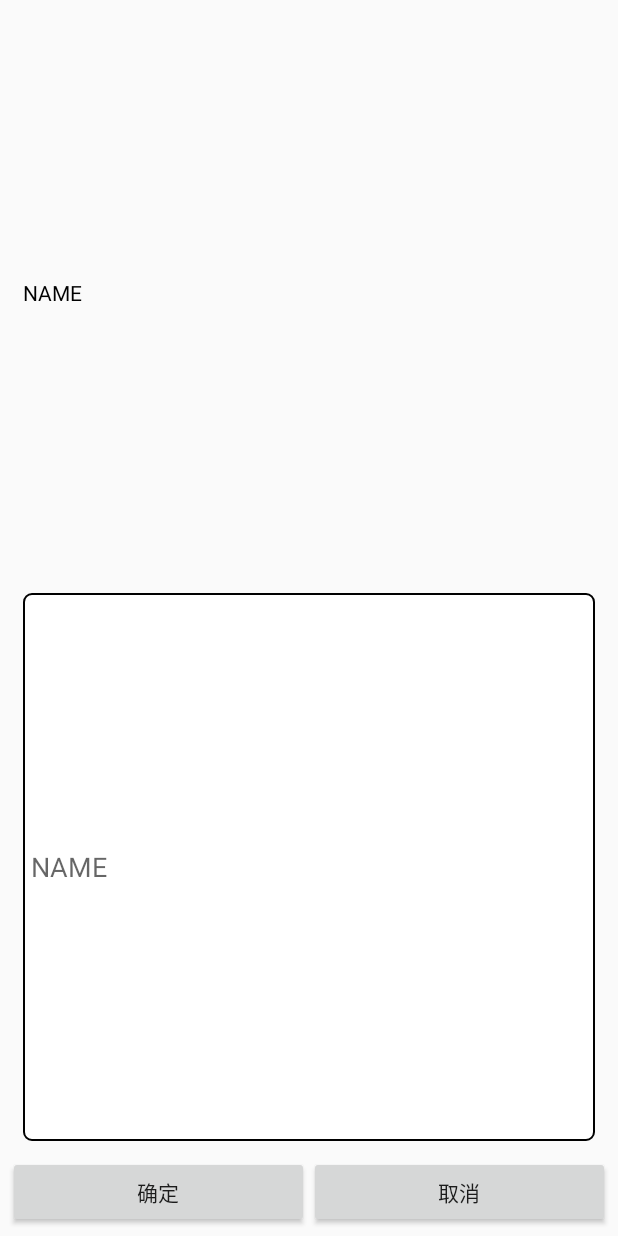
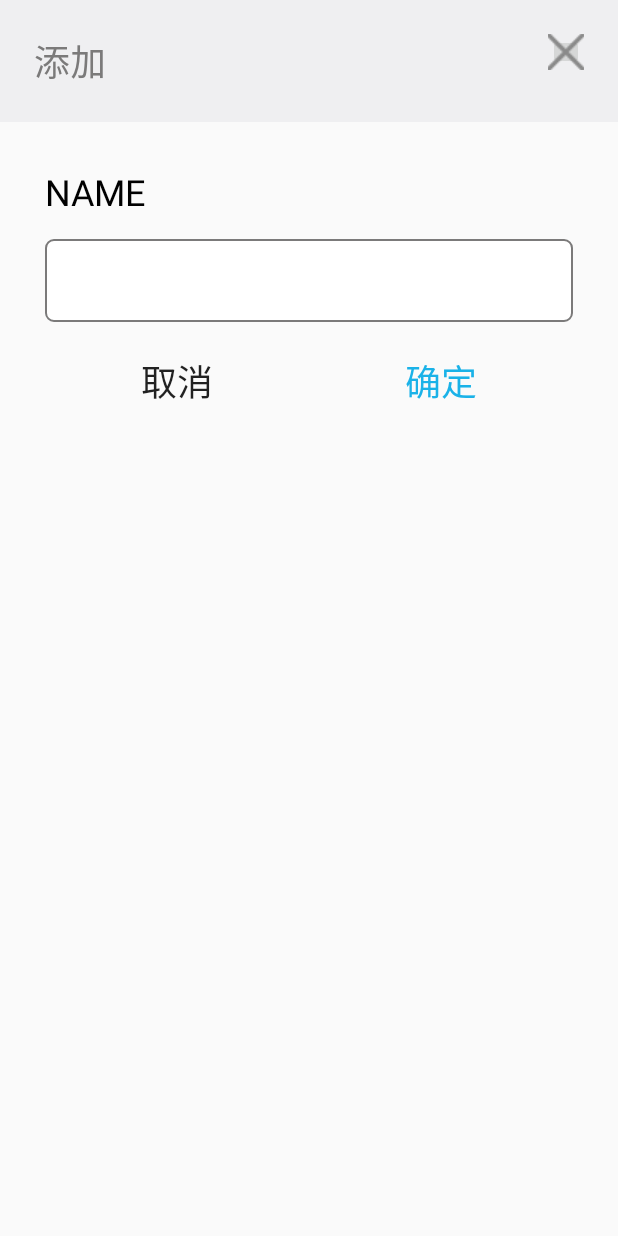
Before and after one commit to yzbbanban/LianTong, an Android app: the layout user_dialog.xml on its own in the app's theme, with its tools: preview values and no code run, on a phone screen of 412 x 824 dp. Run offline under Robolectric (Android 15) with nearby library versions, the light colour scheme and no system bars.

Commit message:
修改dialog样式

```diff
--- a/app/src/main/java/lt/riti/com/liantong/fragment/StockInFragment.java
+++ b/app/src/main/java/lt/riti/com/liantong/fragment/StockInFragment.java
@@ -232,14 +232,13 @@ public class StockInFragment extends BaseFragment implements IAsynchronousMessag
 
             }
         });
-
+        //输入托盘号
         tvStockInGood.setOnClickListener(new View.OnClickListener() {
             @Override
             public void onClick(View view) {
                 AlertDialog.Builder builder = new AlertDialog.Builder(getActivity());
                 View v = getActivity().getLayoutInflater().inflate(R.layout.user_dialog, null);
                 builder.setView(v);
-                builder.setTitle("设定");
                 final AlertDialog alertDialog = builder.create();
                 alertDialog.show();
                 Button btnAdd = v.findViewById(R.id.btn_dialog_add);
--- a/app/src/main/res/drawable/edit_shape.xml
+++ b/app/src/main/res/drawable/edit_shape.xml
@@ -1,7 +1,7 @@
 <?xml version="1.0" encoding="utf-8"?>
 <shape xmlns:android="http://schemas.android.com/apk/res/android">
     <corners android:radius="5dp"></corners>
-    <stroke android:width="1dp" android:color="@color/colorBlack"></stroke>
+    <stroke android:width="1dp" android:color="@color/store"></stroke>
     <solid android:color="@color/colorWhite"></solid>
 
 </shape>
--- a/app/src/main/res/layout/user_dialog.xml
+++ b/app/src/main/res/layout/user_dialog.xml
@@ -2,46 +2,77 @@
 <LinearLayout xmlns:android="http://schemas.android.com/apk/res/android"
     android:layout_width="match_parent"
     android:layout_height="match_parent"
+    android:orientation="vertical">
+
+    <LinearLayout
+        android:layout_width="match_parent"
+        android:layout_height="wrap_content"
+        android:background="@color/colorLightGrey"
+        android:padding="@dimen/x15">
+
+        <TextView
+            android:textColor="@color/store"
+            android:layout_width="wrap_content"
+            android:layout_height="wrap_content"
+            android:layout_weight="1"
+            android:gravity="center_vertical"
+            android:text="添加"
+            android:textSize="@dimen/x16" />
+
+        <ImageButton
+            android:layout_width="@dimen/x16"
+            android:layout_height="@dimen/x16"
+            android:layout_gravity="right"
+            android:src="@drawable/close" />
+    </LinearLayout>
+
+    <LinearLayout
+        android:layout_width="match_parent"
+        android:layout_height="wrap_content"
+        android:layout_weight="1"
         android:orientation="vertical"
-    android:padding="5dp">
-
+        android:padding="@dimen/x20">
 
         <TextView
             android:layout_width="match_parent"
             android:layout_height="wrap_content"
-        android:layout_margin="10dp"
-        android:layout_weight="1"
             android:gravity="center_vertical"
             android:text="NAME"
+            android:textSize="@dimen/x16"
             android:textColor="@color/colorBlack" />
 
         <EditText
             android:id="@+id/et_dialog_name"
             android:layout_width="match_parent"
             android:layout_height="wrap_content"
-        android:layout_margin="10dp"
-        android:layout_weight="1"
+            android:layout_marginTop="@dimen/x10"
             android:background="@drawable/edit_shape"
-        android:hint="NAME"
-        android:paddingLeft="5dp"
-        android:paddingRight="5dp" />
+            android:padding="@dimen/x10" />
 
         <LinearLayout
+            android:layout_marginTop="@dimen/x10"
             android:layout_width="match_parent"
             android:layout_height="wrap_content">
+
+            <Button
+                android:id="@+id/btn_dialog_cancel"
+                android:layout_width="wrap_content"
+                android:layout_height="wrap_content"
+                android:layout_weight="1"
+                android:background="@null"
+                android:text="取消"
+                android:textSize="@dimen/x16" />
 
             <Button
                 android:id="@+id/btn_dialog_add"
                 android:layout_width="wrap_content"
                 android:layout_height="wrap_content"
                 android:layout_weight="1"
-            android:text="确定" />
-
-        <Button
-            android:id="@+id/btn_dialog_cancel"
-            android:layout_width="wrap_content"
-            android:layout_height="wrap_content"
-            android:layout_weight="1"
-            android:text="取消" />
+                android:background="@null"
+                android:text="确定"
+                android:textColor="@color/rfidUserShape"
+                android:textSize="@dimen/x16" />
         </LinearLayout>
     </LinearLayout>
+
+</LinearLayout>
```
Lines whose indentation alone changed are shown as unchanged.
